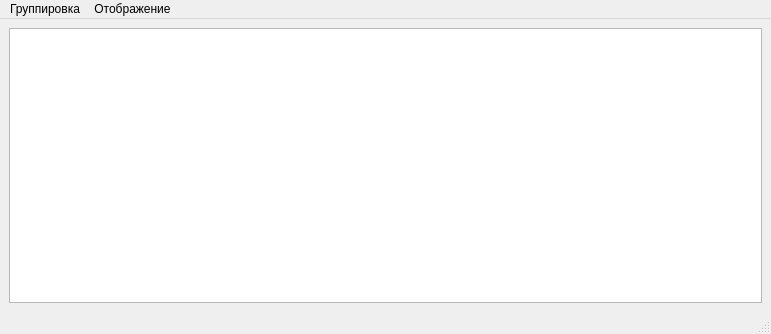
First picture: the form in mainwindow.ui, repository nbezhodarnov/FileSizeWatcher, before the edit.
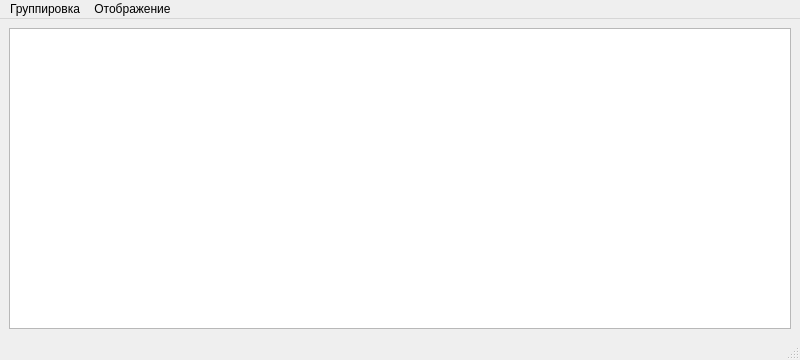
Second picture: the form after the edit.

Patch:
```diff
--- a/mainwindow.ui
+++ b/mainwindow.ui
@@ -6,8 +6,8 @@
    <rect>
     <x>0</x>
     <y>0</y>
-    <width>771</width>
-    <height>334</height>
+    <width>800</width>
+    <height>360</height>
    </rect>
   </property>
   <property name="windowTitle">
@@ -37,7 +37,7 @@
     <rect>
      <x>0</x>
      <y>0</y>
-     <width>771</width>
+     <width>800</width>
      <height>23</height>
     </rect>
    </property>
```
